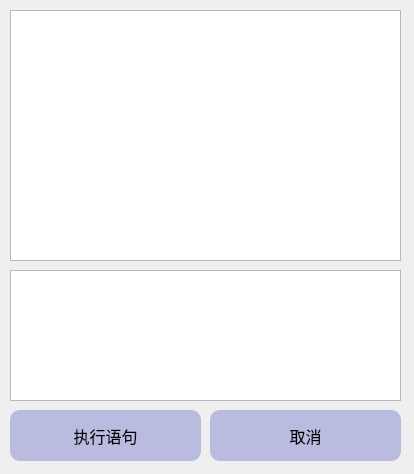
The window that app/query_execute.ui (chenphxx/slash-learn) describes before a commit, drawn with Qt 5.
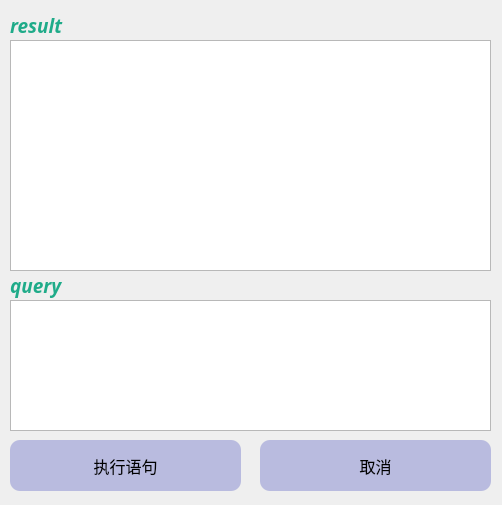
The same window after the commit.

Diff of the .ui file:
```diff
--- a/app/query_execute.ui
+++ b/app/query_execute.ui
@@ -6,8 +6,8 @@
    <rect>
     <x>0</x>
     <y>0</y>
-    <width>414</width>
-    <height>474</height>
+    <width>502</width>
+    <height>505</height>
    </rect>
   </property>
   <property name="windowTitle">
@@ -17,8 +17,8 @@
    <property name="geometry">
     <rect>
      <x>10</x>
-     <y>270</y>
-     <width>391</width>
+     <y>300</y>
+     <width>481</width>
      <height>131</height>
     </rect>
    </property>
@@ -36,8 +36,8 @@
    <property name="geometry">
     <rect>
      <x>10</x>
-     <y>410</y>
-     <width>191</width>
+     <y>440</y>
+     <width>231</width>
      <height>51</height>
     </rect>
    </property>
@@ -61,9 +61,9 @@
   <widget class="QPushButton" name="query_cacel_button">
    <property name="geometry">
     <rect>
-     <x>210</x>
-     <y>410</y>
-     <width>191</width>
+     <x>260</x>
+     <y>440</y>
+     <width>231</width>
      <height>51</height>
     </rect>
    </property>
@@ -88,16 +88,60 @@
    <property name="geometry">
     <rect>
      <x>10</x>
+     <y>40</y>
+     <width>481</width>
+     <height>231</height>
+    </rect>
+   </property>
+   <property name="font">
+    <font>
+     <family>Cascadia Code</family>
+     <pointsize>12</pointsize>
+    </font>
+   </property>
+  </widget>
+  <widget class="QLabel" name="label_4">
+   <property name="geometry">
+    <rect>
+     <x>10</x>
      <y>10</y>
-     <width>391</width>
-     <height>251</height>
+     <width>71</width>
+     <height>31</height>
     </rect>
    </property>
    <property name="font">
     <font>
      <family>Cascadia Code</family>
-     <pointsize>12</pointsize>
+     <pointsize>14</pointsize>
     </font>
+   </property>
+   <property name="styleSheet">
+    <string notr="true">color: rgb(31, 171, 137);</string>
+   </property>
+   <property name="text">
+    <string>&lt;html&gt;&lt;head/&gt;&lt;body&gt;&lt;p&gt;&lt;span style=&quot; font-weight:700; font-style:italic;&quot;&gt;result&lt;/span&gt;&lt;/p&gt;&lt;/body&gt;&lt;/html&gt;</string>
+   </property>
+  </widget>
+  <widget class="QLabel" name="label_5">
+   <property name="geometry">
+    <rect>
+     <x>10</x>
+     <y>270</y>
+     <width>61</width>
+     <height>31</height>
+    </rect>
+   </property>
+   <property name="font">
+    <font>
+     <family>Cascadia Code</family>
+     <pointsize>14</pointsize>
+    </font>
+   </property>
+   <property name="styleSheet">
+    <string notr="true">color: rgb(31, 171, 137);</string>
+   </property>
+   <property name="text">
+    <string>&lt;html&gt;&lt;head/&gt;&lt;body&gt;&lt;p&gt;&lt;span style=&quot; font-weight:700; font-style:italic;&quot;&gt;query&lt;/span&gt;&lt;/p&gt;&lt;/body&gt;&lt;/html&gt;</string>
    </property>
   </widget>
  </widget>
```
